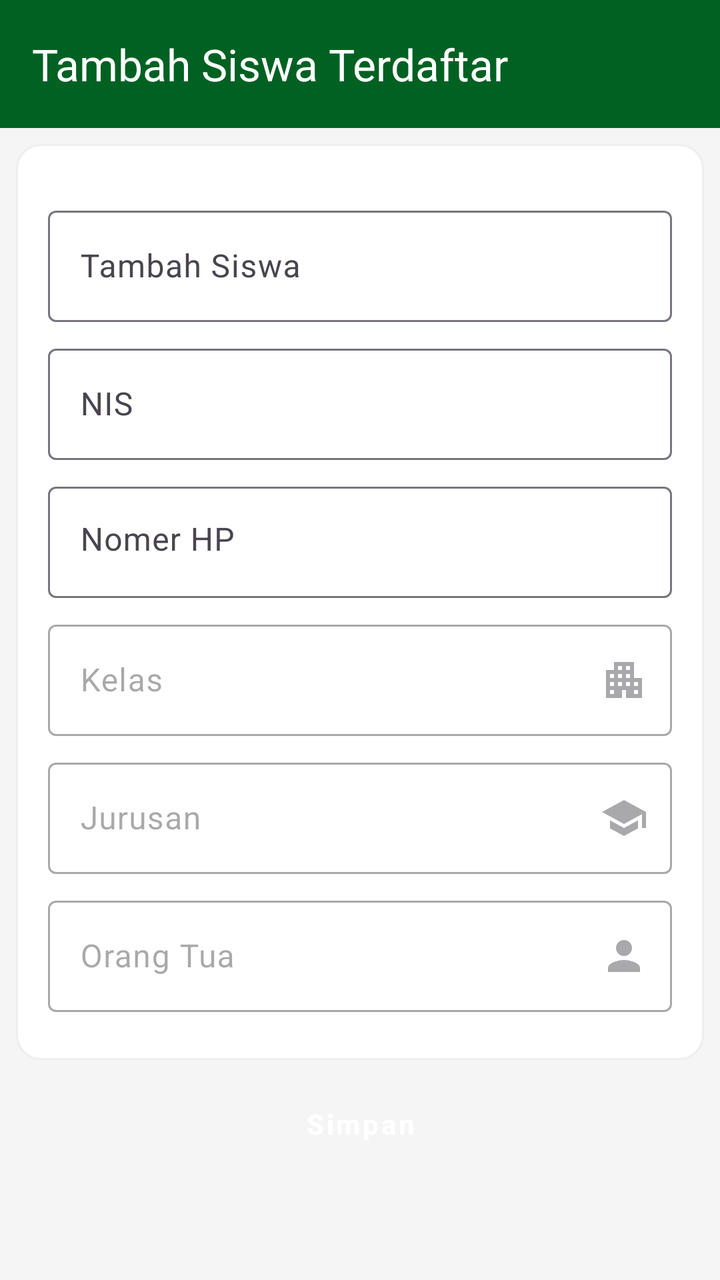
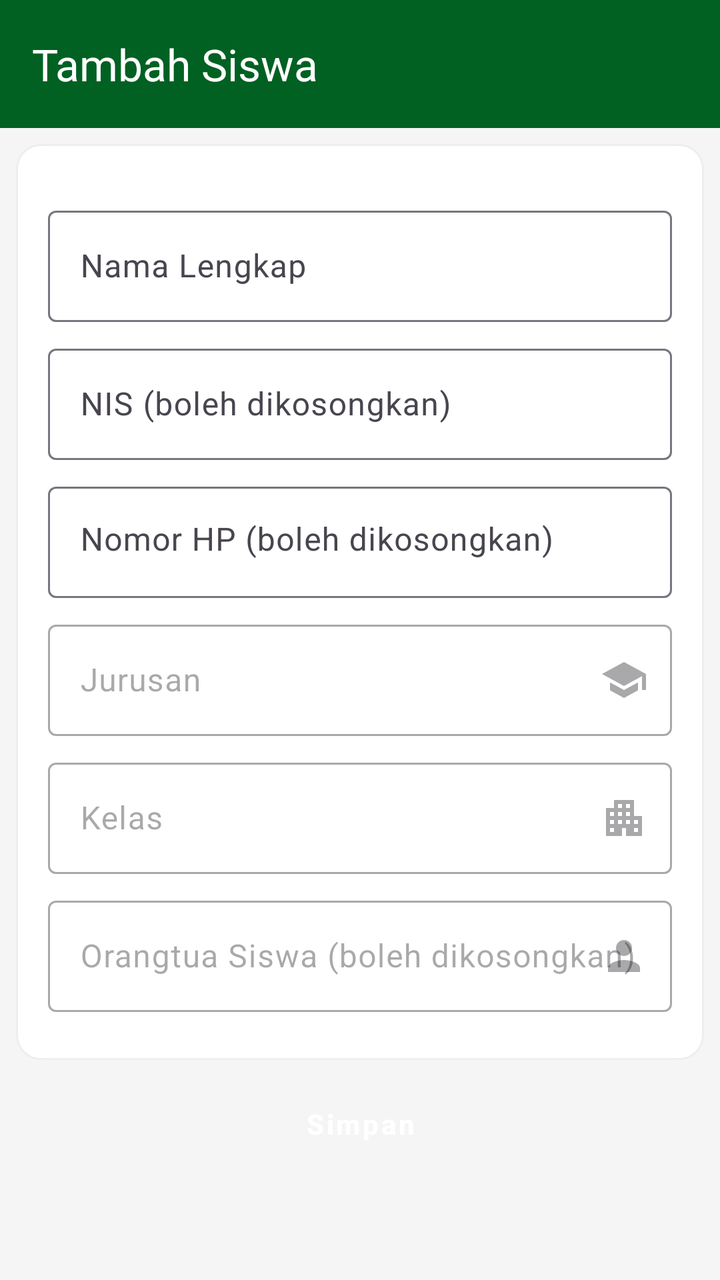

An Android layout rendered at two revisions. The XML below is the earlier revision; the diff shows what the commit changed to produce the second picture.
<!-- AndroidManifest.xml: application theme Theme.OrionAPP -->
<!-- res/layout/activity_tambah_siswa_terdaftar.xml -->
<?xml version="1.0" encoding="utf-8"?>
<FrameLayout xmlns:android="http://schemas.android.com/apk/res/android"
    xmlns:app="http://schemas.android.com/apk/res-auto"
    xmlns:tools="http://schemas.android.com/tools"
    android:id="@+id/main"
    android:layout_width="match_parent"
    android:layout_height="match_parent"
    android:background="@color/background"
    tools:context=".activity.TambahSiswaTerdaftarActivity">


    <LinearLayout
        android:layout_width="match_parent"
        android:layout_height="match_parent"
        android:orientation="vertical">

        <com.google.android.material.appbar.AppBarLayout
            android:layout_width="match_parent"
            android:layout_height="?attr/actionBarSize"
            android:background="@color/primary">

            <com.google.android.material.appbar.MaterialToolbar
                android:id="@+id/toolbar"
                android:layout_width="match_parent"
                android:layout_height="match_parent"
                android:elevation="4dp"
                android:theme="@style/ThemeOverlay.Material3.ActionBar"
                app:navigationIconTint="@color/white"
                app:title="Tambah Siswa Terdaftar"
                app:titleTextColor="@color/white" />
        </com.google.android.material.appbar.AppBarLayout>

        <ScrollView
            android:layout_width="match_parent"
            android:layout_height="wrap_content">

            <LinearLayout
                android:layout_width="match_parent"
                android:layout_height="wrap_content"
                android:orientation="vertical">

                <LinearLayout
                    android:layout_width="match_parent"
                    android:layout_height="wrap_content"
                    android:layout_marginHorizontal="8dp"
                    android:layout_marginVertical="8dp"
                    android:background="@drawable/rounded_outline"
                    android:orientation="vertical">

                    <LinearLayout
                        android:layout_width="match_parent"
                        android:layout_height="wrap_content"
                        android:layout_marginVertical="4dp"
                        android:orientation="vertical"
                        android:padding="16dp">

                        <LinearLayout
                            android:layout_width="match_parent"
                            android:layout_height="wrap_content"
                            android:layout_marginBottom="4dp"
                            android:orientation="vertical">


                            <com.google.android.material.textfield.TextInputLayout
                                android:id="@+id/til_tambah_siswa"
                                android:layout_width="match_parent"
                                android:layout_height="wrap_content"
                                android:layout_marginTop="8dp">

                                <com.google.android.material.textfield.TextInputEditText
                                    android:id="@+id/et_tambah_siswa"
                                    android:maxLines="1"
                                    android:singleLine="true"
                                    android:layout_width="match_parent"
                                    android:layout_height="wrap_content"
                                    android:hint="Tambah Siswa" />
                            </com.google.android.material.textfield.TextInputLayout>

                            <com.google.android.material.textfield.TextInputLayout
                                android:id="@+id/til_NIS"
                                android:layout_width="match_parent"
                                android:layout_height="wrap_content"
                                android:layout_marginTop="8dp">

                                <com.google.android.material.textfield.TextInputEditText
                                    android:id="@+id/et_NIS"
                                    android:layout_width="match_parent"
                                    android:layout_height="wrap_content"
                                    android:maxLines="1"
                                    android:singleLine="true"
                                    android:hint="NIS"
                                    android:inputType="none" />
                            </com.google.android.material.textfield.TextInputLayout>


                            <com.google.android.material.textfield.TextInputLayout
                                android:id="@+id/til_nomerHP"
                                android:layout_width="match_parent"
                                android:layout_height="wrap_content"
                                android:layout_marginTop="8dp">

                                <com.google.android.material.textfield.TextInputEditText
                                    android:id="@+id/et_nomerHP"
                                    android:layout_width="match_parent"
                                    android:layout_height="wrap_content"
                                    android:maxLines="1"
                                    android:singleLine="true"
                                    android:gravity="top|left"
                                    android:hint="Nomer HP" />
                            </com.google.android.material.textfield.TextInputLayout>

                            <com.google.android.material.textfield.TextInputLayout
                                android:id="@+id/til_kelas"
                                android:layout_width="match_parent"
                                android:layout_height="wrap_content"
                                android:layout_marginTop="8dp"
                                android:enabled="false"
                                app:endIconDrawable="@drawable/ic_apartment_24"
                                app:endIconMode="custom">

                                <com.google.android.material.textfield.TextInputEditText
                                    android:id="@+id/et_kelas"
                                    android:layout_width="match_parent"
                                    android:layout_height="wrap_content"
                                    android:clickable="true"
                                    android:enabled="false"
                                    android:focusable="false"
                                    android:hint="Kelas"
                                    android:inputType="none" />
                            </com.google.android.material.textfield.TextInputLayout>

                            <com.google.android.material.textfield.TextInputLayout
                                android:id="@+id/til_jurusan"
                                android:layout_width="match_parent"
                                android:layout_height="wrap_content"
                                android:layout_marginTop="8dp"
                                android:enabled="false"
                                app:endIconDrawable="@drawable/ic_school_24"
                                app:endIconMode="custom">

                                <com.google.android.material.textfield.TextInputEditText
                                    android:id="@+id/et_jurusan"
                                    android:layout_width="match_parent"
                                    android:layout_height="wrap_content"
                                    android:clickable="true"
                                    android:enabled="false"
                                    android:focusable="false"
                                    android:hint="Jurusan"
                                    android:inputType="none" />
                            </com.google.android.material.textfield.TextInputLayout>

                            <com.google.android.material.textfield.TextInputLayout
                                android:id="@+id/til_orangtua"
                                android:layout_width="match_parent"
                                android:layout_height="wrap_content"
                                android:layout_marginTop="8dp"
                                android:enabled="false"
                                app:endIconDrawable="@drawable/ic_person_24"
                                app:endIconMode="custom">

                                <com.google.android.material.textfield.TextInputEditText
                                    android:id="@+id/et_orangtua"
                                    android:layout_width="match_parent"
                                    android:layout_height="wrap_content"
                                    android:clickable="true"
                                    android:enabled="false"
                                    android:focusable="false"
                                    android:hint="Orang Tua"
                                    android:inputType="none" />
                            </com.google.android.material.textfield.TextInputLayout>


                        </LinearLayout>

                    </LinearLayout>


                </LinearLayout>

                <Button
                    android:id="@+id/btn_simpan"
                    style="@style/Widget.MaterialComponents.Button"
                    android:layout_width="match_parent"
                    android:layout_height="wrap_content"
                    android:layout_marginHorizontal="16dp"
                    android:backgroundTint="@color/primary"
                    android:paddingVertical="12dp"
                    android:text="Simpan"
                    android:textAllCaps="false"
                    android:textSize="14sp"
                    android:textStyle="bold" />
            </LinearLayout>
        </ScrollView>
    </LinearLayout>


</FrameLayout>
<!-- resources referenced by this layout -->
<resources>
  <color name="background">#f5f5f5</color>
  <color name="primary">#006122</color>
  <color name="white">#ffffff</color>
  <!-- drawable ic_apartment_24 (drawable) -->
  <vector xmlns:android="http://schemas.android.com/apk/res/android" android:height="24dp" android:tint="#000000" android:viewportHeight="24" android:viewportWidth="24" android:width="24dp">
        
      <path android:fillColor="@android:color/white" android:pathData="M17,11V3H7v4H3v14h8v-4h2v4h8V11H17zM7,19H5v-2h2V19zM7,15H5v-2h2V15zM7,11H5V9h2V11zM11,15H9v-2h2V15zM11,11H9V9h2V11zM11,7H9V5h2V7zM15,15h-2v-2h2V15zM15,11h-2V9h2V11zM15,7h-2V5h2V7zM19,19h-2v-2h2V19zM19,15h-2v-2h2V15z"/>
      
  </vector>
  <!-- drawable ic_person_24 (drawable) -->
  <vector xmlns:android="http://schemas.android.com/apk/res/android" android:height="24dp" android:tint="#000000" android:viewportHeight="24" android:viewportWidth="24" android:width="24dp">
        
      <path android:fillColor="@android:color/white" android:pathData="M12,12c2.21,0 4,-1.79 4,-4s-1.79,-4 -4,-4 -4,1.79 -4,4 1.79,4 4,4zM12,14c-2.67,0 -8,1.34 -8,4v2h16v-2c0,-2.66 -5.33,-4 -8,-4z"/>
      
  </vector>
  <!-- drawable ic_school_24 (drawable) -->
  <vector xmlns:android="http://schemas.android.com/apk/res/android" android:height="24dp" android:tint="#000000" android:viewportHeight="24" android:viewportWidth="24" android:width="24dp">
        
      <path android:fillColor="@android:color/white" android:pathData="M5,13.18v4L12,21l7,-3.82v-4L12,17l-7,-3.82zM12,3L1,9l11,6 9,-4.91V17h2V9L12,3z"/>
      
  </vector>
  <!-- drawable rounded_outline (drawable) -->
  <?xml version="1.0" encoding="utf-8"?>
  <shape xmlns:android="http://schemas.android.com/apk/res/android">
      <corners android:radius="12dp"/>
      <stroke android:color="#eee" android:width="1dp"/>
      <solid android:color="@color/white"/>
  
  </shape>
  <color name="text">#1E1E1E</color>
  <style name="OrionButton" parent="Widget.Material3.Button">
          <item name="android:backgroundTint">@color/primary</item>
          <item name="android:textColor">@color/white</item>
          <item name="android:layout_marginHorizontal">4px</item>
          <item name="android:buttonCornerRadius" tools:targetApi="p">12dp</item>
      </style>
  <style name="OrionTextTitle" parent="Widget.Material3.TextInputLayout.OutlinedBox">
          <item name="boxStrokeColor">@color/primary</item>
          <item name="hintTextColor">@color/primary</item>
          <item name="boxBackgroundMode">outline</item>
      </style>
  <color name="highlight_primary">#C0006122</color>
  <color name="error">#D00000</color>
  <style name="SearchViewStyle.White" parent="Widget.AppCompat.SearchView">
          
          <item name="searchHintIcon">@drawable/ic_search_24</item>
          <item name="cursorColor">@color/white</item>
          <item name="submitBackground">@android:color/white</item>
          <item name="android:textColorHint">@color/white</item>
          <item name="android:textColor">@color/white</item>
          <item name="android:iconTint">@android:color/white</item>
          <item name="android:buttonTint">@android:color/white</item>
      </style>
  <!-- drawable ic_search_24 (drawable) -->
  <vector xmlns:android="http://schemas.android.com/apk/res/android" android:height="24dp" android:tint="#000000" android:viewportHeight="24" android:viewportWidth="24" android:width="24dp">
        
      <path android:fillColor="@android:color/white" android:pathData="M15.5,14h-0.79l-0.28,-0.27C15.41,12.59 16,11.11 16,9.5 16,5.91 13.09,3 9.5,3S3,5.91 3,9.5 5.91,16 9.5,16c1.61,0 3.09,-0.59 4.23,-1.57l0.27,0.28v0.79l5,4.99L20.49,19l-4.99,-5zM9.5,14C7.01,14 5,11.99 5,9.5S7.01,5 9.5,5 14,7.01 14,9.5 11.99,14 9.5,14z"/>
      
  </vector>
  <!-- unchanged entries left out for length: 1 -->
</resources>

<!-- the commit's change to res/layout/activity_tambah_siswa_terdaftar.xml (unified diff, before → after) -->
@@ -26,7 +26,7 @@
                 android:elevation="4dp"
                 android:theme="@style/ThemeOverlay.Material3.ActionBar"
                 app:navigationIconTint="@color/white"
-                app:title="Tambah Siswa Terdaftar"
+                app:title="Tambah Siswa"
                 app:titleTextColor="@color/white" />
         </com.google.android.material.appbar.AppBarLayout>
 
@@ -62,51 +62,71 @@
 
 
                             <com.google.android.material.textfield.TextInputLayout
-                                android:id="@+id/til_tambah_siswa"
+                                android:id="@+id/til_nama"
                                 android:layout_width="match_parent"
                                 android:layout_height="wrap_content"
                                 android:layout_marginTop="8dp">
 
                                 <com.google.android.material.textfield.TextInputEditText
-                                    android:id="@+id/et_tambah_siswa"
+                                    android:id="@+id/et_nama"
                                     android:maxLines="1"
                                     android:singleLine="true"
                                     android:layout_width="match_parent"
                                     android:layout_height="wrap_content"
-                                    android:hint="Tambah Siswa" />
+                                    android:hint="Nama Lengkap" />
                             </com.google.android.material.textfield.TextInputLayout>
 
                             <com.google.android.material.textfield.TextInputLayout
-                                android:id="@+id/til_NIS"
+                                android:id="@+id/til_nis"
                                 android:layout_width="match_parent"
                                 android:layout_height="wrap_content"
                                 android:layout_marginTop="8dp">
 
                                 <com.google.android.material.textfield.TextInputEditText
-                                    android:id="@+id/et_NIS"
+                                    android:id="@+id/et_nis"
                                     android:layout_width="match_parent"
                                     android:layout_height="wrap_content"
                                     android:maxLines="1"
                                     android:singleLine="true"
-                                    android:hint="NIS"
+                                    android:hint="NIS (boleh dikosongkan)"
                                     android:inputType="none" />
                             </com.google.android.material.textfield.TextInputLayout>
 
 
                             <com.google.android.material.textfield.TextInputLayout
-                                android:id="@+id/til_nomerHP"
+                                android:id="@+id/til_nomorHp"
                                 android:layout_width="match_parent"
                                 android:layout_height="wrap_content"
                                 android:layout_marginTop="8dp">
 
                                 <com.google.android.material.textfield.TextInputEditText
-                                    android:id="@+id/et_nomerHP"
+                                    android:id="@+id/et_nomorHp"
                                     android:layout_width="match_parent"
                                     android:layout_height="wrap_content"
                                     android:maxLines="1"
                                     android:singleLine="true"
                                     android:gravity="top|left"
-                                    android:hint="Nomer HP" />
+                                    android:hint="Nomor HP (boleh dikosongkan)" />
+                            </com.google.android.material.textfield.TextInputLayout>
+
+                            <com.google.android.material.textfield.TextInputLayout
+                                android:id="@+id/til_jurusan"
+                                android:layout_width="match_parent"
+                                android:layout_height="wrap_content"
+                                android:layout_marginTop="8dp"
+                                android:enabled="false"
+                                app:endIconDrawable="@drawable/ic_school_24"
+                                app:endIconMode="custom">
+
+                                <com.google.android.material.textfield.TextInputEditText
+                                    android:id="@+id/et_jurusan"
+                                    android:layout_width="match_parent"
+                                    android:layout_height="wrap_content"
+                                    android:clickable="true"
+                                    android:enabled="false"
+                                    android:focusable="false"
+                                    android:hint="Jurusan"
+                                    android:inputType="none" />
                             </com.google.android.material.textfield.TextInputLayout>
 
                             <com.google.android.material.textfield.TextInputLayout
@@ -130,26 +150,6 @@
                             </com.google.android.material.textfield.TextInputLayout>
 
                             <com.google.android.material.textfield.TextInputLayout
-                                android:id="@+id/til_jurusan"
-                                android:layout_width="match_parent"
-                                android:layout_height="wrap_content"
-                                android:layout_marginTop="8dp"
-                                android:enabled="false"
-                                app:endIconDrawable="@drawable/ic_school_24"
-                                app:endIconMode="custom">
-
-                                <com.google.android.material.textfield.TextInputEditText
-                                    android:id="@+id/et_jurusan"
-                                    android:layout_width="match_parent"
-                                    android:layout_height="wrap_content"
-                                    android:clickable="true"
-                                    android:enabled="false"
-                                    android:focusable="false"
-                                    android:hint="Jurusan"
-                                    android:inputType="none" />
-                            </com.google.android.material.textfield.TextInputLayout>
-
-                            <com.google.android.material.textfield.TextInputLayout
                                 android:id="@+id/til_orangtua"
                                 android:layout_width="match_parent"
                                 android:layout_height="wrap_content"
@@ -165,7 +165,7 @@
                                     android:clickable="true"
                                     android:enabled="false"
                                     android:focusable="false"
-                                    android:hint="Orang Tua"
+                                    android:hint="Orangtua Siswa (boleh dikosongkan)"
                                     android:inputType="none" />
                             </com.google.android.material.textfield.TextInputLayout>
 
